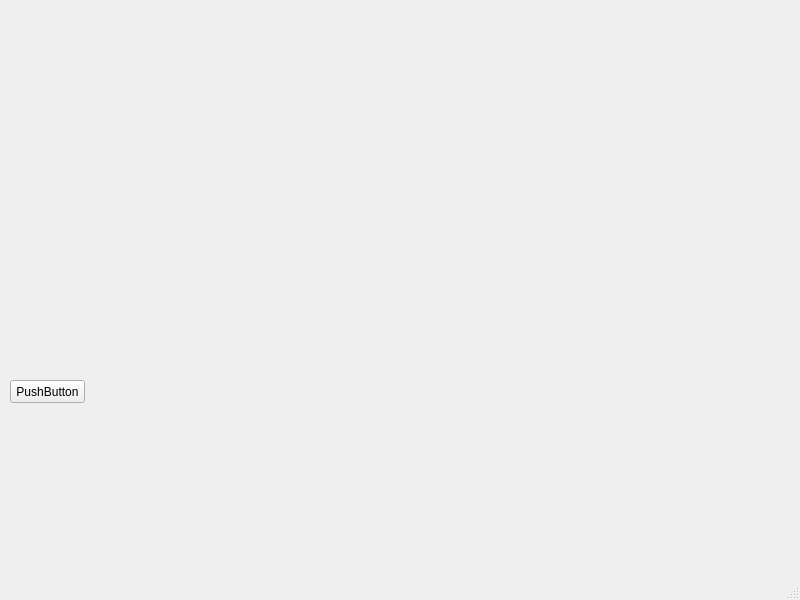
Above: serial_assiant.ui from wugeshenhuaking/pyqt_lesson before the change. Below: the same form after it.
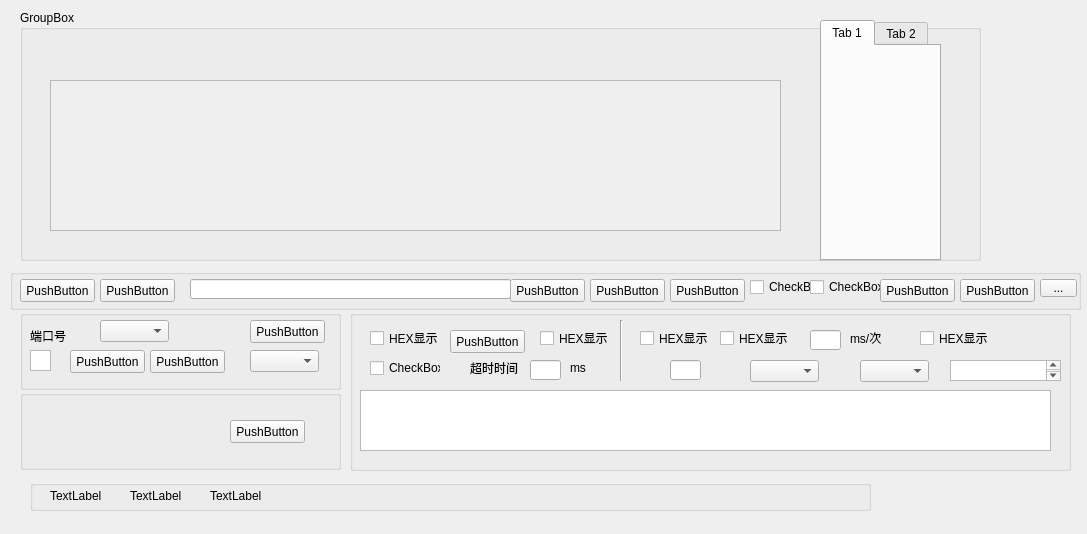
That is the form after the change.

The edit to the form file:
```diff
--- a/serial_assiant.ui
+++ b/serial_assiant.ui
@@ -6,27 +6,640 @@
    <rect>
     <x>0</x>
     <y>0</y>
-    <width>800</width>
-    <height>600</height>
+    <width>1087</width>
+    <height>534</height>
    </rect>
   </property>
   <property name="windowTitle">
    <string>MainWindow</string>
   </property>
   <widget class="QWidget" name="centralwidget">
-   <widget class="QPushButton" name="pushButton">
+   <widget class="QGroupBox" name="groupBox">
+    <property name="geometry">
+     <rect>
+      <x>20</x>
+      <y>310</y>
+      <width>321</width>
+      <height>80</height>
+     </rect>
+    </property>
+    <property name="title">
+     <string/>
+    </property>
+    <widget class="QComboBox" name="comboBox">
+     <property name="geometry">
+      <rect>
+       <x>80</x>
+       <y>10</y>
+       <width>69</width>
+       <height>22</height>
+      </rect>
+     </property>
+    </widget>
+    <widget class="QLabel" name="label">
+     <property name="geometry">
+      <rect>
+       <x>10</x>
+       <y>20</y>
+       <width>54</width>
+       <height>12</height>
+      </rect>
+     </property>
+     <property name="text">
+      <string>端口号</string>
+     </property>
+    </widget>
+    <widget class="QGraphicsView" name="graphicsView">
+     <property name="geometry">
+      <rect>
+       <x>10</x>
+       <y>40</y>
+       <width>21</width>
+       <height>21</height>
+      </rect>
+     </property>
+    </widget>
+    <widget class="QPushButton" name="pushButton_8">
+     <property name="geometry">
+      <rect>
+       <x>50</x>
+       <y>40</y>
+       <width>75</width>
+       <height>23</height>
+      </rect>
+     </property>
+     <property name="text">
+      <string>PushButton</string>
+     </property>
+    </widget>
+    <widget class="QPushButton" name="pushButton_9">
+     <property name="geometry">
+      <rect>
+       <x>130</x>
+       <y>40</y>
+       <width>75</width>
+       <height>23</height>
+      </rect>
+     </property>
+     <property name="text">
+      <string>PushButton</string>
+     </property>
+    </widget>
+    <widget class="QPushButton" name="pushButton_10">
+     <property name="geometry">
+      <rect>
+       <x>230</x>
+       <y>10</y>
+       <width>75</width>
+       <height>23</height>
+      </rect>
+     </property>
+     <property name="text">
+      <string>PushButton</string>
+     </property>
+    </widget>
+    <widget class="QComboBox" name="comboBox_2">
+     <property name="geometry">
+      <rect>
+       <x>230</x>
+       <y>40</y>
+       <width>69</width>
+       <height>22</height>
+      </rect>
+     </property>
+    </widget>
+   </widget>
+   <widget class="QGroupBox" name="groupBox_2">
+    <property name="geometry">
+     <rect>
+      <x>20</x>
+      <y>390</y>
+      <width>321</width>
+      <height>80</height>
+     </rect>
+    </property>
+    <property name="title">
+     <string/>
+    </property>
+    <widget class="QPushButton" name="pushButton_11">
+     <property name="geometry">
+      <rect>
+       <x>210</x>
+       <y>30</y>
+       <width>75</width>
+       <height>23</height>
+      </rect>
+     </property>
+     <property name="text">
+      <string>PushButton</string>
+     </property>
+    </widget>
+   </widget>
+   <widget class="QGroupBox" name="groupBox_3">
+    <property name="geometry">
+     <rect>
+      <x>350</x>
+      <y>310</y>
+      <width>721</width>
+      <height>161</height>
+     </rect>
+    </property>
+    <property name="title">
+     <string/>
+    </property>
+    <widget class="QCheckBox" name="checkBox_3">
+     <property name="geometry">
+      <rect>
+       <x>20</x>
+       <y>20</y>
+       <width>71</width>
+       <height>16</height>
+      </rect>
+     </property>
+     <property name="text">
+      <string>HEX显示</string>
+     </property>
+    </widget>
+    <widget class="QPushButton" name="pushButton_15">
+     <property name="geometry">
+      <rect>
+       <x>100</x>
+       <y>20</y>
+       <width>75</width>
+       <height>23</height>
+      </rect>
+     </property>
+     <property name="text">
+      <string>PushButton</string>
+     </property>
+    </widget>
+    <widget class="QCheckBox" name="checkBox_4">
+     <property name="geometry">
+      <rect>
+       <x>190</x>
+       <y>20</y>
+       <width>71</width>
+       <height>16</height>
+      </rect>
+     </property>
+     <property name="text">
+      <string>HEX显示</string>
+     </property>
+    </widget>
+    <widget class="QCheckBox" name="checkBox_5">
+     <property name="geometry">
+      <rect>
+       <x>20</x>
+       <y>50</y>
+       <width>71</width>
+       <height>16</height>
+      </rect>
+     </property>
+     <property name="text">
+      <string>CheckBox</string>
+     </property>
+    </widget>
+    <widget class="QLabel" name="label_3">
+     <property name="geometry">
+      <rect>
+       <x>120</x>
+       <y>50</y>
+       <width>51</width>
+       <height>16</height>
+      </rect>
+     </property>
+     <property name="text">
+      <string>超时时间</string>
+     </property>
+    </widget>
+    <widget class="QLineEdit" name="lineEdit_2">
+     <property name="geometry">
+      <rect>
+       <x>180</x>
+       <y>50</y>
+       <width>31</width>
+       <height>20</height>
+      </rect>
+     </property>
+    </widget>
+    <widget class="QLabel" name="label_4">
+     <property name="geometry">
+      <rect>
+       <x>220</x>
+       <y>50</y>
+       <width>51</width>
+       <height>16</height>
+      </rect>
+     </property>
+     <property name="text">
+      <string>ms</string>
+     </property>
+    </widget>
+    <widget class="QCheckBox" name="checkBox_6">
+     <property name="geometry">
+      <rect>
+       <x>290</x>
+       <y>20</y>
+       <width>71</width>
+       <height>16</height>
+      </rect>
+     </property>
+     <property name="text">
+      <string>HEX显示</string>
+     </property>
+    </widget>
+    <widget class="QTextEdit" name="textEdit">
+     <property name="geometry">
+      <rect>
+       <x>10</x>
+       <y>80</y>
+       <width>691</width>
+       <height>61</height>
+      </rect>
+     </property>
+     <property name="html">
+      <string>&lt;!DOCTYPE HTML PUBLIC &quot;-//W3C//DTD HTML 4.0//EN&quot; &quot;http://www.w3.org/TR/REC-html40/strict.dtd&quot;&gt;
+&lt;html&gt;&lt;head&gt;&lt;meta name=&quot;qrichtext&quot; content=&quot;1&quot; /&gt;&lt;style type=&quot;text/css&quot;&gt;
+p, li { white-space: pre-wrap; }
+&lt;/style&gt;&lt;/head&gt;&lt;body style=&quot; font-family:'SimSun'; font-size:9pt; font-weight:400; font-style:normal;&quot;&gt;
+&lt;p style=&quot;-qt-paragraph-type:empty; margin-top:0px; margin-bottom:0px; margin-left:0px; margin-right:0px; -qt-block-indent:0; text-indent:0px;&quot;&gt;&lt;br /&gt;&lt;/p&gt;&lt;/body&gt;&lt;/html&gt;</string>
+     </property>
+    </widget>
+    <widget class="Line" name="line">
+     <property name="geometry">
+      <rect>
+       <x>270</x>
+       <y>10</y>
+       <width>3</width>
+       <height>61</height>
+      </rect>
+     </property>
+     <property name="orientation">
+      <enum>Qt::Vertical</enum>
+     </property>
+    </widget>
+    <widget class="QCheckBox" name="checkBox_7">
+     <property name="geometry">
+      <rect>
+       <x>370</x>
+       <y>20</y>
+       <width>71</width>
+       <height>16</height>
+      </rect>
+     </property>
+     <property name="text">
+      <string>HEX显示</string>
+     </property>
+    </widget>
+    <widget class="QCheckBox" name="checkBox_8">
+     <property name="geometry">
+      <rect>
+       <x>570</x>
+       <y>20</y>
+       <width>71</width>
+       <height>16</height>
+      </rect>
+     </property>
+     <property name="text">
+      <string>HEX显示</string>
+     </property>
+    </widget>
+    <widget class="QLineEdit" name="lineEdit_3">
+     <property name="geometry">
+      <rect>
+       <x>460</x>
+       <y>20</y>
+       <width>31</width>
+       <height>20</height>
+      </rect>
+     </property>
+    </widget>
+    <widget class="QLabel" name="label_5">
+     <property name="geometry">
+      <rect>
+       <x>500</x>
+       <y>20</y>
+       <width>51</width>
+       <height>16</height>
+      </rect>
+     </property>
+     <property name="text">
+      <string>ms/次</string>
+     </property>
+    </widget>
+    <widget class="QLineEdit" name="lineEdit_4">
+     <property name="geometry">
+      <rect>
+       <x>320</x>
+       <y>50</y>
+       <width>31</width>
+       <height>20</height>
+      </rect>
+     </property>
+    </widget>
+    <widget class="QComboBox" name="comboBox_5">
+     <property name="geometry">
+      <rect>
+       <x>400</x>
+       <y>50</y>
+       <width>69</width>
+       <height>22</height>
+      </rect>
+     </property>
+    </widget>
+    <widget class="QComboBox" name="comboBox_6">
+     <property name="geometry">
+      <rect>
+       <x>510</x>
+       <y>50</y>
+       <width>69</width>
+       <height>22</height>
+      </rect>
+     </property>
+    </widget>
+    <widget class="QTextBrowser" name="textBrowser">
+     <property name="geometry">
+      <rect>
+       <x>600</x>
+       <y>50</y>
+       <width>111</width>
+       <height>21</height>
+      </rect>
+     </property>
+    </widget>
+   </widget>
+   <widget class="QGroupBox" name="groupBox_4">
     <property name="geometry">
      <rect>
       <x>10</x>
-      <y>380</y>
-      <width>75</width>
-      <height>23</height>
+      <y>269</y>
+      <width>1071</width>
+      <height>41</height>
      </rect>
     </property>
-    <property name="text">
-     <string>PushButton</string>
+    <property name="title">
+     <string/>
     </property>
+    <widget class="QPushButton" name="pushButton">
+     <property name="geometry">
+      <rect>
+       <x>10</x>
+       <y>10</y>
+       <width>75</width>
+       <height>23</height>
+      </rect>
+     </property>
+     <property name="text">
+      <string>PushButton</string>
+     </property>
+    </widget>
+    <widget class="QPushButton" name="pushButton_2">
+     <property name="geometry">
+      <rect>
+       <x>90</x>
+       <y>10</y>
+       <width>75</width>
+       <height>23</height>
+      </rect>
+     </property>
+     <property name="text">
+      <string>PushButton</string>
+     </property>
+    </widget>
+    <widget class="QLineEdit" name="lineEdit">
+     <property name="geometry">
+      <rect>
+       <x>180</x>
+       <y>10</y>
+       <width>321</width>
+       <height>20</height>
+      </rect>
+     </property>
+    </widget>
+    <widget class="QPushButton" name="pushButton_3">
+     <property name="geometry">
+      <rect>
+       <x>500</x>
+       <y>10</y>
+       <width>75</width>
+       <height>23</height>
+      </rect>
+     </property>
+     <property name="text">
+      <string>PushButton</string>
+     </property>
+    </widget>
+    <widget class="QPushButton" name="pushButton_4">
+     <property name="geometry">
+      <rect>
+       <x>580</x>
+       <y>10</y>
+       <width>75</width>
+       <height>23</height>
+      </rect>
+     </property>
+     <property name="text">
+      <string>PushButton</string>
+     </property>
+    </widget>
+    <widget class="QPushButton" name="pushButton_5">
+     <property name="geometry">
+      <rect>
+       <x>660</x>
+       <y>10</y>
+       <width>75</width>
+       <height>23</height>
+      </rect>
+     </property>
+     <property name="text">
+      <string>PushButton</string>
+     </property>
+    </widget>
+    <widget class="QCheckBox" name="checkBox">
+     <property name="geometry">
+      <rect>
+       <x>740</x>
+       <y>10</y>
+       <width>71</width>
+       <height>16</height>
+      </rect>
+     </property>
+     <property name="text">
+      <string>CheckBox</string>
+     </property>
+    </widget>
+    <widget class="QCheckBox" name="checkBox_2">
+     <property name="geometry">
+      <rect>
+       <x>800</x>
+       <y>10</y>
+       <width>71</width>
+       <height>16</height>
+      </rect>
+     </property>
+     <property name="text">
+      <string>CheckBox</string>
+     </property>
+    </widget>
+    <widget class="QPushButton" name="pushButton_6">
+     <property name="geometry">
+      <rect>
+       <x>870</x>
+       <y>10</y>
+       <width>75</width>
+       <height>23</height>
+      </rect>
+     </property>
+     <property name="text">
+      <string>PushButton</string>
+     </property>
+    </widget>
+    <widget class="QPushButton" name="pushButton_7">
+     <property name="geometry">
+      <rect>
+       <x>950</x>
+       <y>10</y>
+       <width>75</width>
+       <height>23</height>
+      </rect>
+     </property>
+     <property name="text">
+      <string>PushButton</string>
+     </property>
+    </widget>
+    <widget class="QToolButton" name="toolButton">
+     <property name="geometry">
+      <rect>
+       <x>1030</x>
+       <y>10</y>
+       <width>37</width>
+       <height>18</height>
+      </rect>
+     </property>
+     <property name="text">
+      <string>...</string>
+     </property>
+    </widget>
    </widget>
+   <widget class="QGroupBox" name="groupBox_5">
+    <property name="geometry">
+     <rect>
+      <x>20</x>
+      <y>10</y>
+      <width>961</width>
+      <height>251</height>
+     </rect>
+    </property>
+    <property name="title">
+     <string>GroupBox</string>
+    </property>
+    <widget class="QScrollArea" name="scrollArea">
+     <property name="geometry">
+      <rect>
+       <x>30</x>
+       <y>70</y>
+       <width>731</width>
+       <height>151</height>
+      </rect>
+     </property>
+     <property name="widgetResizable">
+      <bool>true</bool>
+     </property>
+     <widget class="QWidget" name="scrollAreaWidgetContents">
+      <property name="geometry">
+       <rect>
+        <x>0</x>
+        <y>0</y>
+        <width>729</width>
+        <height>149</height>
+       </rect>
+      </property>
+     </widget>
+    </widget>
+    <widget class="QTabWidget" name="tabWidget">
+     <property name="geometry">
+      <rect>
+       <x>800</x>
+       <y>10</y>
+       <width>121</width>
+       <height>241</height>
+      </rect>
+     </property>
+     <property name="currentIndex">
+      <number>0</number>
+     </property>
+     <widget class="QWidget" name="tab">
+      <attribute name="title">
+       <string>Tab 1</string>
+      </attribute>
+     </widget>
+     <widget class="QWidget" name="tab_2">
+      <attribute name="title">
+       <string>Tab 2</string>
+      </attribute>
+     </widget>
+    </widget>
+   </widget>
+   <widget class="QGroupBox" name="groupBox_6">
+    <property name="geometry">
+     <rect>
+      <x>30</x>
+      <y>480</y>
+      <width>841</width>
+      <height>31</height>
+     </rect>
+    </property>
+    <property name="title">
+     <string/>
+    </property>
+    <widget class="QLabel" name="label_6">
+     <property name="geometry">
+      <rect>
+       <x>20</x>
+       <y>10</y>
+       <width>54</width>
+       <height>12</height>
+      </rect>
+     </property>
+     <property name="text">
+      <string>TextLabel</string>
+     </property>
+    </widget>
+    <widget class="QLabel" name="label_7">
+     <property name="geometry">
+      <rect>
+       <x>100</x>
+       <y>10</y>
+       <width>54</width>
+       <height>12</height>
+      </rect>
+     </property>
+     <property name="text">
+      <string>TextLabel</string>
+     </property>
+    </widget>
+    <widget class="QLabel" name="label_8">
+     <property name="geometry">
+      <rect>
+       <x>180</x>
+       <y>10</y>
+       <width>54</width>
+       <height>12</height>
+      </rect>
+     </property>
+     <property name="text">
+      <string>TextLabel</string>
+     </property>
+    </widget>
+   </widget>
+   <zorder>groupBox_5</zorder>
+   <zorder>groupBox_4</zorder>
+   <zorder>pushButton</zorder>
+   <zorder>label</zorder>
+   <zorder>groupBox</zorder>
+   <zorder>groupBox_2</zorder>
+   <zorder>groupBox_3</zorder>
+   <zorder>groupBox_6</zorder>
   </widget>
   <widget class="QMenuBar" name="menubar">
    <property name="geometry">
@@ -38,7 +651,6 @@
     </rect>
    </property>
   </widget>
-  <widget class="QStatusBar" name="statusbar"/>
  </widget>
  <resources/>
  <connections/>
```
Left out of the diff: 2 changed lines with no effect on the pictures.
